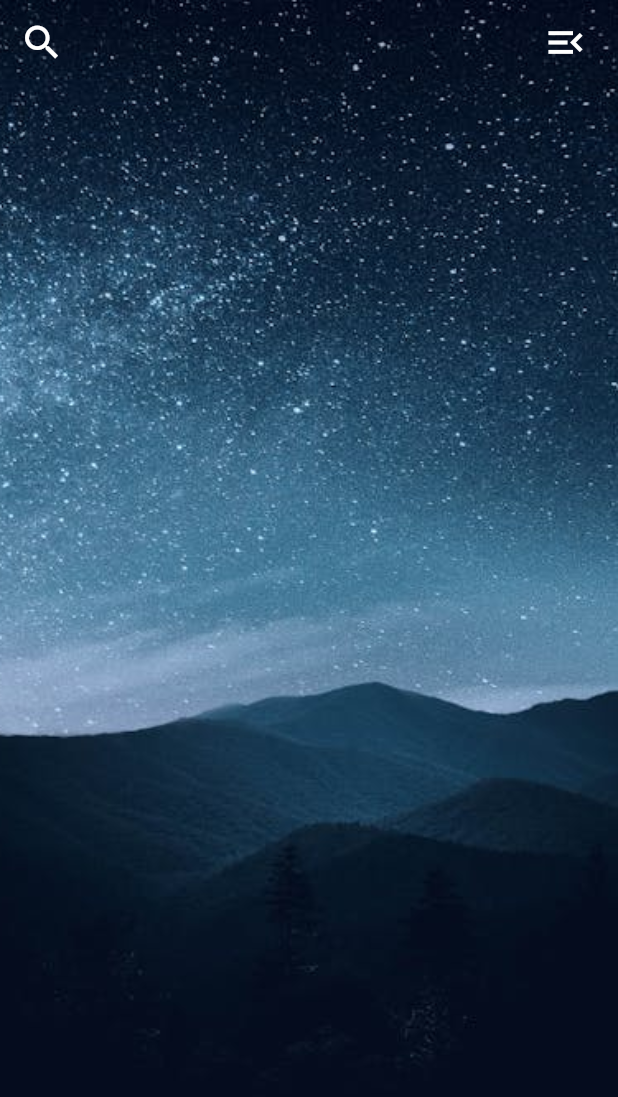
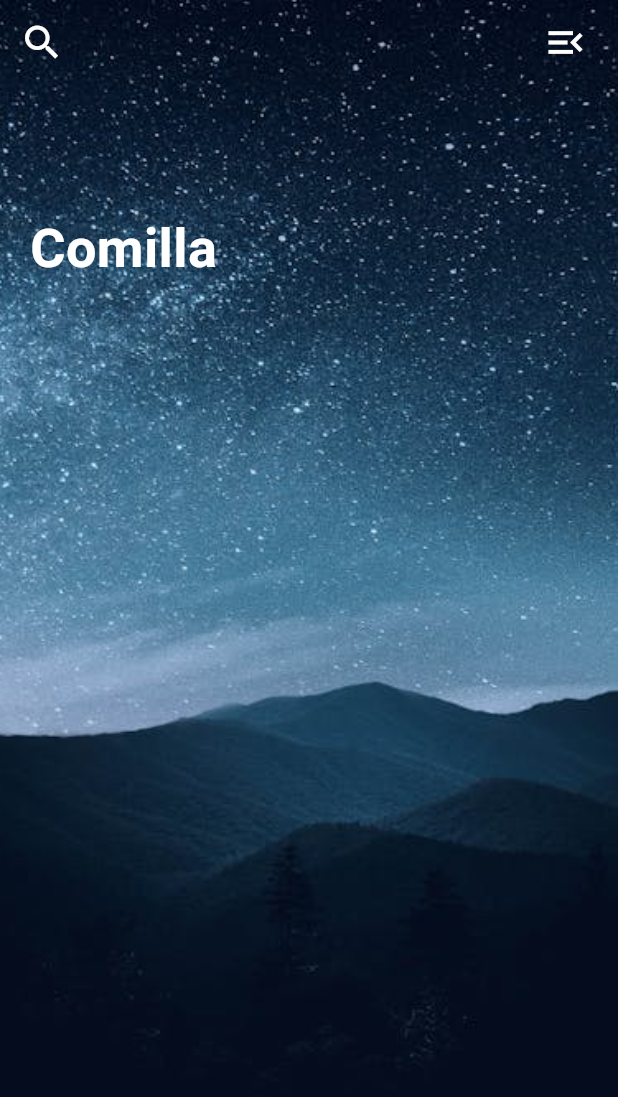
Before and after one commit to kakamrulhasan/Weath-App, a Flutter app: the screen it shows after launch, on a phone screen of 412 x 824 dp. Shown: the top 1097 px of the screen. Run offline on Flutter 3.47's test engine with Material 3 defaults, Android fonts, the phone set to English and light mode, and no system bars.

Commit message:
add_container

```diff
--- a/lib/main.dart
+++ b/lib/main.dart
@@ -10,7 +10,8 @@ class MainApp extends StatelessWidget {
 
   @override
   Widget build(BuildContext context) {
-    return const MaterialApp(
+    return MaterialApp(
+      debugShowCheckedModeBanner: false,
       home: WeatherApp(),
     );
   }
--- a/lib/weather_app.dart
+++ b/lib/weather_app.dart
@@ -1,8 +1,13 @@
 import 'package:flutter/material.dart';
 
-class WeatherApp extends StatelessWidget {
+class WeatherApp extends StatefulWidget {
   const WeatherApp({super.key});
 
+  @override
+  State<WeatherApp> createState() => _WeatherAppState();
+}
+
+class _WeatherAppState extends State<WeatherApp> {
   @override
   Widget build(BuildContext context) {
     return Scaffold(
@@ -12,8 +17,11 @@ class WeatherApp extends StatelessWidget {
         elevation: 0,
         title: Text(''),
         leading: IconButton(
-          onPressed: (){},
-           icon: Icon(Icons.search,
+          onPressed: () {
+            Text('clicked');
+          },
+          icon: Icon(
+            Icons.search,
             size: 30,
             color: Colors.white,
           ),
@@ -21,19 +29,43 @@ class WeatherApp extends StatelessWidget {
         actions: [
           Container(
             margin: EdgeInsets.fromLTRB(0, 0, 20, 0),
-              child: Icon(Icons.menu_open_outlined,
+            child: GestureDetector(
+              onTap: () => print('manu clicked'),
+              child: Icon(
+                Icons.menu_open_outlined,
                 color: Colors.white,
-              size: 30,),
+                size: 30,
+              ),
+            ),
           )
         ],
       ),
       body: Container(
         child: Stack(
           children: [
-            Image.asset('assets/galaxy.jpeg',
+            Image.asset(
+              'assets/galaxy.jpeg',
               fit: BoxFit.cover,
               height: double.infinity,
               width: double.infinity,
+            ),
+            Container(
+              padding: EdgeInsets.all(20),
+              child: Column(
+                children: [
+                  SizedBox(
+                    height: 120,
+                  ),
+                  Text('Comilla',
+                  style: TextStyle(
+                    color: Colors.white,
+                    fontSize: 36,
+                    fontWeight: FontWeight.bold
+                  ),
+
+                  ),
+                ],
+              ),
             )
           ],
         ),
```
Lines whose indentation alone changed are shown as unchanged.
